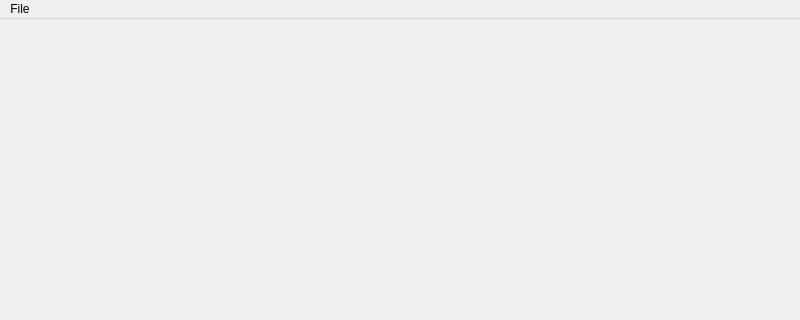
This is src/editor.ui in ptyin/qtexteditor as Qt 5 draws it before an edit; both pictures show x 0 to 800 and y 0 to 320 of the 800 by 600 pixel window. The edited form follows.
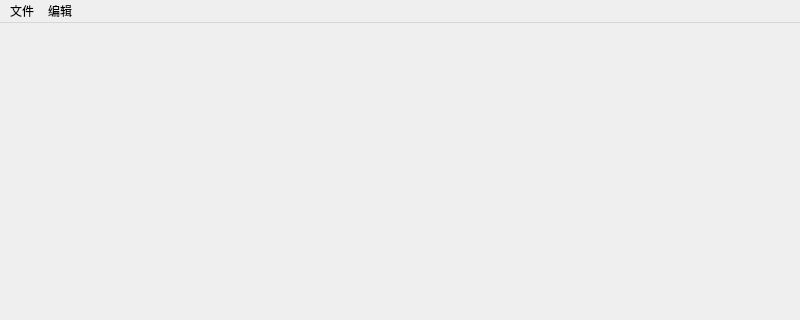
This is the edited form.

Patch:
```diff
--- a/src/editor.ui
+++ b/src/editor.ui
@@ -20,15 +20,21 @@
      <x>0</x>
      <y>0</y>
      <width>800</width>
-     <height>25</height>
+     <height>26</height>
     </rect>
    </property>
    <widget class="QMenu" name="menuFile">
     <property name="title">
-     <string>File</string>
+     <string>文件</string>
+    </property>
+   </widget>
+   <widget class="QMenu" name="menu">
+    <property name="title">
+     <string>编辑</string>
     </property>
    </widget>
    <addaction name="menuFile"/>
+   <addaction name="menu"/>
   </widget>
   <widget class="QStatusBar" name="statusbar"/>
  </widget>
```
